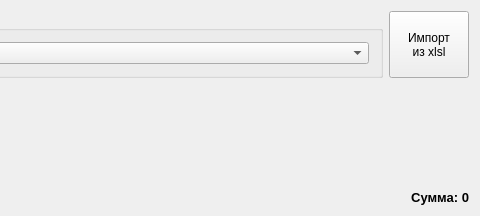
Above: src/zpayments2fio.ui from SergeyZaz/DSV before the change; both pictures show x 426 to 906 and y 0 to 216 of the 906 by 216 pixel window. Below: the same form after it.
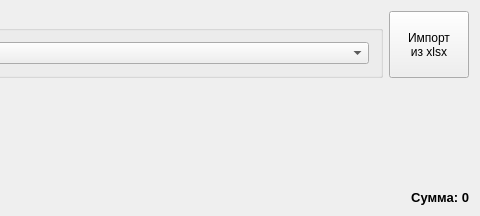
That is the form after the change. Icons and pictures are not drawn. Custom widgets are drawn as their Qt base class.

Patch:
```diff
--- a/src/zpayments2fio.ui
+++ b/src/zpayments2fio.ui
@@ -56,7 +56,7 @@
        </property>
        <property name="text">
         <string>Импорт
-из xlsl</string>
+из xlsx</string>
        </property>
       </widget>
      </item>
```
